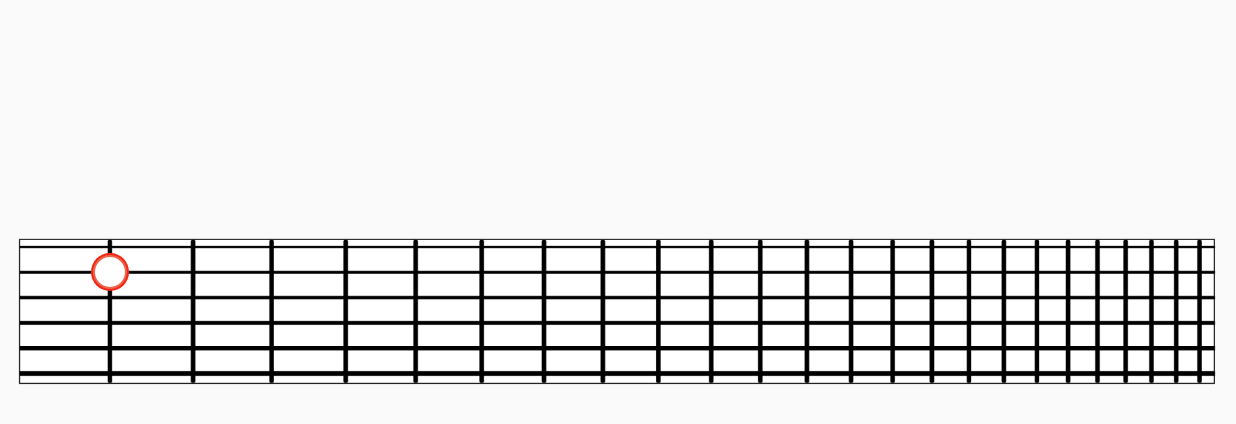
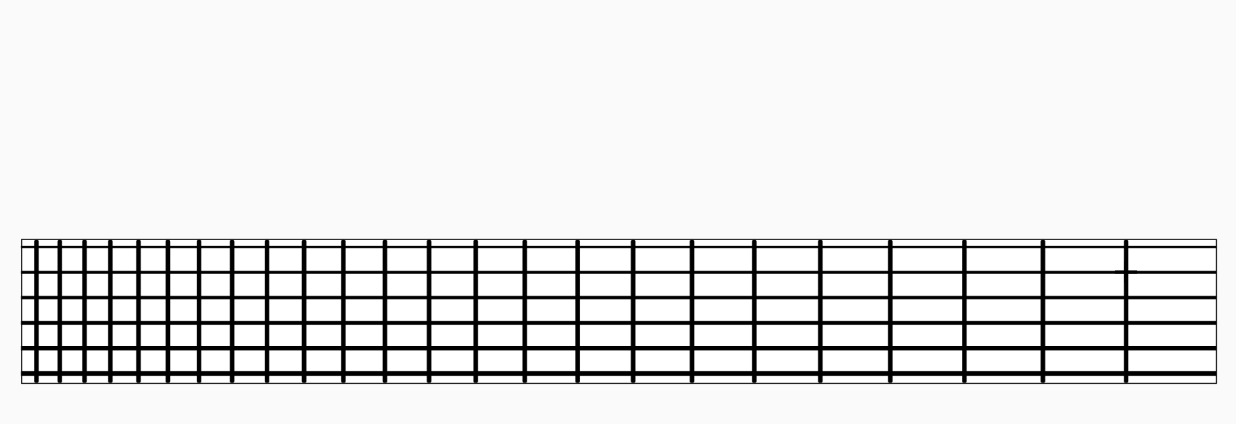
Before and after one commit to diatanato/FretboardLogic, an Android app: the screen it shows after launch (MainActivity), after a tap on an icon or button, on a phone screen of 824 x 412 dp (held sideways). Shown: the top 424 px of the screen. Run offline under Robolectric (Android 15) with nearby library versions, the phone set to English and light mode, and no system bars.

Commit message:
- определился с хранением спецификаций грифа - храним альтерацию в FretboardNote - отображаем текст в точке и редактируем его видимость - задаем цветовое оформление фона точки - общий метод для получения названия ноты

```diff
--- a/app/src/main/java/com/diatanato/android/fretboarlogic/Fretboard.java
+++ b/app/src/main/java/com/diatanato/android/fretboarlogic/Fretboard.java
@@ -6,7 +6,8 @@ import android.graphics.drawable.Drawable;
 
 public class Fretboard
 {
-    private final Drawable mImage;
+    private final Drawable       mImage;
+    private final FretboardSpecs mSpecs;
 
     private final int mMinFret;
     private final int mMaxFret;
@@ -14,6 +15,8 @@ public class Fretboard
     public Fretboard(Drawable image, int min, int max)
     {
         mImage   = image;
+        mSpecs   = null;
+
         mMinFret = min;
         mMaxFret = max;
     }
@@ -23,6 +26,13 @@ public class Fretboard
     public Drawable getImage()
     {
         return mImage;
+    }
+
+    /** Спецификации грифа. */
+
+    public FretboardSpecs getSpecs()
+    {
+        return mSpecs;
     }
 
     /** Минимальный лад. */
--- a/app/src/main/java/com/diatanato/android/fretboarlogic/FretboardNote.java
+++ b/app/src/main/java/com/diatanato/android/fretboarlogic/FretboardNote.java
@@ -1,18 +1,21 @@
 package com.diatanato.android.fretboarlogic;
 
+import static com.diatanato.android.fretboarlogic.Octave.NoteAlteration;
 import static com.diatanato.android.fretboarlogic.Octave.NoteIndex;
 
 public class FretboardNote
 {
     private final int mNote;
+    private final int mAlteration;
     private final int mFret;
     private final int mString;
 
-    public FretboardNote(@NoteIndex int note, int fret, int string)
+    public FretboardNote(@NoteIndex int note, @NoteAlteration int alteration, int fret, int string)
     {
-        mNote   = note;
-        mFret   = fret;
-        mString = string;
+        mNote       = note;
+        mAlteration = alteration;
+        mFret       = fret;
+        mString     = string;
     }
 
     /** Возвращает индекс ноты. */
@@ -21,6 +24,14 @@ public class FretboardNote
     public int getNote()
     {
         return mNote;
+    }
+
+    /** Возвращает альтерацию ноты. */
+
+    @NoteAlteration
+    public int getAlteration()
+    {
+        return mAlteration;
     }
 
     /** Возвращает индекс лада. */
--- a/app/src/main/java/com/diatanato/android/fretboarlogic/FretboardPoint.java
+++ b/app/src/main/java/com/diatanato/android/fretboarlogic/FretboardPoint.java
@@ -1,28 +1,58 @@
 package com.diatanato.android.fretboarlogic;
 
 import android.content.Context;
+import android.graphics.Color;
+import android.util.TypedValue;
+import android.view.Gravity;
+import android.view.View;
 import android.view.ViewGroup;
 import android.widget.TextView;
 
 public class FretboardPoint extends ViewGroup
 {
     private final FretboardNote mNote;
-    private       TextView      mText;
+    private final TextView      mText;
 
     public FretboardPoint(Context context, FretboardNote note)
     {
         super(context);
 
         mNote = note;
+
         mText = new TextView(context);
+        mText.setGravity(Gravity.CENTER);
+        mText.setTextSize(TypedValue.COMPLEX_UNIT_SP, 7.5f);
+        mText.setTextColor(Color.BLACK);
+        mText.setText(Octave.getInstance().getNoteName(note.getNote(), note.getAlteration()));
+
+        addView(mText);
     }
 
     @Override
     protected void onLayout(boolean changed, int l, int t, int r, int b)
     {
-        if (mText != null)
-        {
-            //TODO: позиция текста
-        }
+        mText.layout(0, 0, r - l, b - t);
+    }
+
+    @Override
+    protected void onMeasure(int width, int height)
+    {
+        super.onMeasure(width, height);
+
+        mText.measure(width, height);
+    }
+
+    /** Возвращает описание ноты, связанной с точкой. */
+
+    public FretboardNote getNote()
+    {
+        return mNote;
+    }
+
+    /** Устанавливаем видимость текста в точке. */
+
+    public void setTextVisibility(int visibility)
+    {
+        mText.setVisibility(visibility);
     }
 }
--- /dev/null
+++ b/app/src/main/java/com/diatanato/android/fretboarlogic/FretboardSpecs.java
@@ -0,0 +1,8 @@
+package com.diatanato.android.fretboarlogic;
+
+/** Пропорции элементов изображения грифа. */
+
+public class FretboardSpecs
+{
+
+}
--- a/app/src/main/java/com/diatanato/android/fretboarlogic/FretboardView.java
+++ b/app/src/main/java/com/diatanato/android/fretboarlogic/FretboardView.java
@@ -3,6 +3,8 @@ package com.diatanato.android.fretboarlogic;
 import android.content.Context;
 import android.graphics.Rect;
 import android.graphics.drawable.Drawable;
+import android.support.annotation.IntDef;
+import android.support.annotation.NonNull;
 import android.support.constraint.ConstraintLayout;
 import android.support.v4.content.ContextCompat;
 import android.util.AttributeSet;
@@ -11,8 +13,26 @@ import android.widget.RelativeLayout;
 import com.diatanato.android.fretboarlogic.instruments.Guitar;
 import com.diatanato.android.fretboarlogic.instruments.Instrument;
 
+import java.lang.annotation.Retention;
+import java.lang.annotation.RetentionPolicy;
+
 public class FretboardView extends RelativeLayout
 {
+    @IntDef(
+    {
+        POINT_CROSS,
+        POINT_RED,
+        POINT_GREEN,
+        POINT_BLUE
+    })
+    @Retention(RetentionPolicy.SOURCE)
+    public @interface PointBackground { }
+
+    public final static int POINT_CROSS = 0;
+    public final static int POINT_RED   = 1;
+    public final static int POINT_GREEN = 2;
+    public final static int POINT_BLUE  = 3;
+
     //TODO: выбираем инструмент в соответствии с настройками
     private final Instrument mInstrument = new Guitar(getContext());
 
@@ -38,23 +58,23 @@ public class FretboardView extends RelativeLayout
         int w = fretboard.getIntrinsicWidth();
         int h = fretboard.getIntrinsicHeight();
 
-        //setScaleX(-1);
+        setScaleX(-1); //TODO: проверяем settings.reverse()
 
         ((ConstraintLayout.LayoutParams)getLayoutParams()).dimensionRatio =  w + ":" + h;
     }
 
     /** Добавляет случайную ноту на гриф. */
 
-    public FretboardPoint addRandomPoint(AppSettings settings)
+    public FretboardPoint addRandomPoint(AppSettings settings, @PointBackground int background)
     {
-        return addPoint(settings, mInstrument.getRandomNote(settings));
+        return addPoint(settings, mInstrument.getRandomNote(settings), background);
     }
 
     /** Добавляет ноту на гриф. */
 
-    public FretboardPoint addPoint(AppSettings settings, FretboardNote note)
+    public FretboardPoint addPoint(AppSettings settings, FretboardNote note, @PointBackground int background)
     {
-        Rect position = getPointPosition(note.getFret(), note.getString(), settings.reverse());
+        Rect position = getPointPosition(note.getFret(), note.getString());
 
         FretboardPoint point = new FretboardPoint(getContext(), note);
 
@@ -63,26 +83,44 @@ public class FretboardView extends RelativeLayout
         params.leftMargin = position.left;
 
         point.setLayoutParams(params);
-        point.setBackground(ContextCompat.getDrawable(getContext(), R.drawable.point_red));
+        point.setBackground(getPointBackground(background));
 
+        if (settings.reverse())
+        {
+            point.setScaleX(-1);
+        }
         addView(point);
         return point;
     }
 
     /** Расчитывает положение точки на грифе. */
 
-    private Rect getPointPosition(int fret, int string, boolean reverse)
+    private Rect getPointPosition(int fret, int string)
     {
         int pointheight = 38;
 
         int left = 110 - pointheight / 2;
         int top  =  62 - pointheight / 2;
 
-        //под левую руку
-        if (reverse)
-        {
-            //left = getMeasuredWidth() - left - pointheight;  //TODO: если делать scale -1, то нужно что-то придумать с текстом
-        }
         return new Rect(left, top, left + pointheight, top + pointheight);
     }
+
+    /** Возвращает оформление фона для точки на грифе. */
+
+    @NonNull
+    private Drawable getPointBackground(@PointBackground int background)
+    {
+        switch (background)
+        {
+            case POINT_CROSS:
+                return ContextCompat.getDrawable(getContext(), R.drawable.point_cross);
+            case POINT_RED:
+                return ContextCompat.getDrawable(getContext(), R.drawable.point_red);
+            case POINT_GREEN:
+                return ContextCompat.getDrawable(getContext(), R.drawable.point_green);
+            case POINT_BLUE:
+                return ContextCompat.getDrawable(getContext(), R.drawable.point_blue);
+        }
+        throw new IllegalArgumentException();
+    }
 }
--- a/app/src/main/java/com/diatanato/android/fretboarlogic/MainActivity.java
+++ b/app/src/main/java/com/diatanato/android/fretboarlogic/MainActivity.java
@@ -2,6 +2,7 @@ package com.diatanato.android.fretboarlogic;
 
 import android.support.v7.app.AppCompatActivity;
 import android.os.Bundle;
+import android.view.View;
 
 public class MainActivity extends AppCompatActivity
 {
@@ -23,6 +24,7 @@ public class MainActivity extends AppCompatActivity
     public void onClick()
     {
         mFretboard.removeView(mPoint);
-        mPoint = mFretboard.addRandomPoint(mSettings);
+        mPoint = mFretboard.addRandomPoint(mSettings, FretboardView.POINT_CROSS);
+        mPoint.setTextVisibility(View.INVISIBLE);
     }
 }
--- a/app/src/main/java/com/diatanato/android/fretboarlogic/Octave.java
+++ b/app/src/main/java/com/diatanato/android/fretboarlogic/Octave.java
@@ -12,6 +12,9 @@ import java.util.List;
 public class Octave
 {
     private static Octave INSTANCE;
+
+    private final List<Integer> mNotes;
+    private final List<Integer> mRootNotes;
 
     @IntDef({C, CD, D, DE, E, F, FG, G, GA, A, AB, B})
     @Retention(RetentionPolicy.SOURCE)
@@ -38,6 +41,12 @@ public class Octave
     public final static int ALTERATION_SHARP = 1;
     public final static int ALTERATION_FLAT  = 2;
 
+    public Octave()
+    {
+        mNotes     = Arrays.asList(C, CD, D, DE, E, F, FG, G, GA, A, AB, B);
+        mRootNotes = Arrays.asList(C, D, E, F, G, A, B);
+    }
+
     /** Узнаем ноту через указанный интервал (смещение). */
 
     @NoteIndex
@@ -56,9 +65,9 @@ public class Octave
         {
             case ALTERATION_SHARP:
             case ALTERATION_FLAT:
-                return getInstance().getNotes();
+                return getNotes();
             case ALTERATION_NONE:
-                return getInstance().getRootNotes();
+                return getRootNotes();
         }
         throw new IllegalArgumentException();
     }
@@ -69,7 +78,7 @@ public class Octave
     @NoteAlteration
     public final List<Integer> getNotes()
     {
-        return Arrays.asList(C, CD, D, DE, E, F, FG, G, GA, A, AB, B);
+        return mNotes;
     }
 
     /** Основные ноты. */
@@ -78,7 +87,24 @@ public class Octave
     @NoteAlteration
     public final List<Integer> getRootNotes()
     {
-        return Arrays.asList(C, D, E, F, G, A, B);
+        return mRootNotes;
+    }
+
+    /** Текстовое написание ноты с учетом альтерации. */
+
+    @NonNull
+    public final String getNoteName(@NoteIndex int note, @NoteAlteration int alteration)
+    {
+        switch (alteration)
+        {
+            case ALTERATION_SHARP:
+                return getNoteNameSharp(note);
+            case ALTERATION_FLAT:
+                return getNoteNameFlat(note);
+            case ALTERATION_NONE:
+                return getRootNoteName(note);
+        }
+        throw new IllegalArgumentException();
     }
 
     /** Текстовое написание основных нот и полутонов в диез. */
--- a/app/src/main/java/com/diatanato/android/fretboarlogic/instruments/Instrument.java
+++ b/app/src/main/java/com/diatanato/android/fretboarlogic/instruments/Instrument.java
@@ -70,7 +70,7 @@ public abstract class Instrument
                 //проверяем, что выбранная нота доступна
                 if (mOctave.getNotes(settings.alteration()).contains(note))
                 {
-                    return new FretboardNote(note, fret, string);
+                    return new FretboardNote(note, settings.alteration(), fret, string);
                 }
             }
         }
--- /dev/null
+++ b/app/src/main/res/drawable/point_blue.xml
@@ -0,0 +1,26 @@
+<?xml version="1.0" encoding="utf-8"?>
+<layer-list xmlns:android="http://schemas.android.com/apk/res/android">
+    <item>
+        <shape android:shape="oval">
+            <solid android:color="#4183D7"/>
+        </shape>
+    </item>
+    <item
+        android:left="1.5dp"
+        android:right="1.5dp"
+        android:top="1.5dp"
+        android:bottom="1.5dp">
+        <shape android:shape="oval">
+            <solid android:color="#81CFE0"/>
+        </shape>
+    </item>
+    <item
+        android:left="3dp"
+        android:right="3dp"
+        android:top="3dp"
+        android:bottom="3dp">
+        <shape android:shape="oval">
+            <solid android:color="#FFFFFF"/>
+        </shape>
+    </item>
+</layer-list>
--- /dev/null
+++ b/app/src/main/res/drawable/point_cross.xml
@@ -0,0 +1,10 @@
+<vector xmlns:android="http://schemas.android.com/apk/res/android"
+    android:width="24dp"
+    android:height="24dp"
+    android:viewportWidth="24"
+    android:viewportHeight="24"
+    android:tint="#000000">
+    <path
+        android:fillColor="#FF000000"
+        android:pathData="M19,13h-6v6h-2v-6H5v-2h6V5h2v6h6v2z"/>
+</vector>
--- /dev/null
+++ b/app/src/main/res/drawable/point_green.xml
@@ -0,0 +1,26 @@
+<?xml version="1.0" encoding="utf-8"?>
+<layer-list xmlns:android="http://schemas.android.com/apk/res/android">
+    <item>
+        <shape android:shape="oval">
+            <solid android:color="#26A65B"/>
+        </shape>
+    </item>
+    <item
+        android:left="1.5dp"
+        android:right="1.5dp"
+        android:top="1.5dp"
+        android:bottom="1.5dp">
+        <shape android:shape="oval">
+            <solid android:color="#66CC99"/>
+        </shape>
+    </item>
+    <item
+        android:left="3dp"
+        android:right="3dp"
+        android:top="3dp"
+        android:bottom="3dp">
+        <shape android:shape="oval">
+            <solid android:color="#FFFFFF"/>
+        </shape>
+    </item>
+</layer-list>
```
